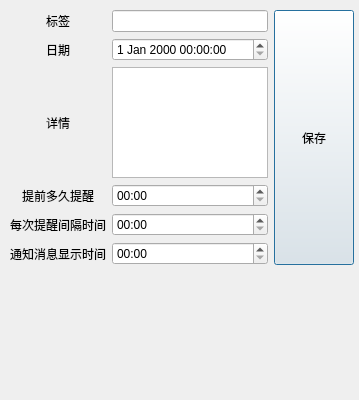
Qt form TagSchedule/ui/AddTag.ui (3548848289/UniFileHub) before a commit.
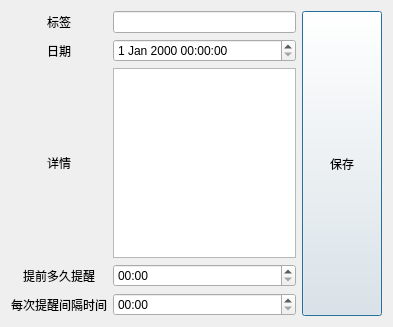
The same form after that commit. Icons and pictures are not drawn.

The edit to the form file:
```diff
--- a/TagSchedule/ui/AddTag.ui
+++ b/TagSchedule/ui/AddTag.ui
@@ -6,8 +6,8 @@
    <rect>
     <x>0</x>
     <y>0</y>
-    <width>359</width>
-    <height>400</height>
+    <width>393</width>
+    <height>327</height>
    </rect>
   </property>
   <property name="windowTitle">
@@ -16,15 +16,8 @@
   <property name="windowIcon">
    <iconset theme="QIcon::ThemeIcon::MailMessageNew"/>
   </property>
-  <widget class="QWidget" name="layoutWidget">
-   <property name="geometry">
-    <rect>
-     <x>10</x>
-     <y>10</y>
-     <width>344</width>
-     <height>255</height>
-    </rect>
-   </property>
+  <layout class="QGridLayout" name="gridLayout_2">
+   <item row="0" column="0">
    <layout class="QHBoxLayout" name="horizontalLayout_2" stretch="0,0">
     <item>
      <layout class="QGridLayout" name="gridLayout">
@@ -95,23 +88,6 @@
         </property>
        </widget>
       </item>
-      <item row="5" column="0">
-       <widget class="QLabel" name="notifyLabel">
-        <property name="text">
-         <string>通知消息显示时间</string>
-        </property>
-        <property name="alignment">
-         <set>Qt::AlignmentFlag::AlignCenter</set>
-        </property>
-       </widget>
-      </item>
-      <item row="5" column="1">
-       <widget class="QTimeEdit" name="notifyTimeEdit">
-        <property name="displayFormat">
-         <string>HH:mm</string>
-        </property>
-       </widget>
-      </item>
       <item row="1" column="0">
        <widget class="QLabel" name="label_2">
         <property name="text">
@@ -154,7 +130,8 @@
      </widget>
     </item>
    </layout>
-  </widget>
+   </item>
+  </layout>
  </widget>
  <tabstops>
   <tabstop>tagsLineEdit</tabstop>
```
Lines whose indentation alone changed are shown as unchanged.
